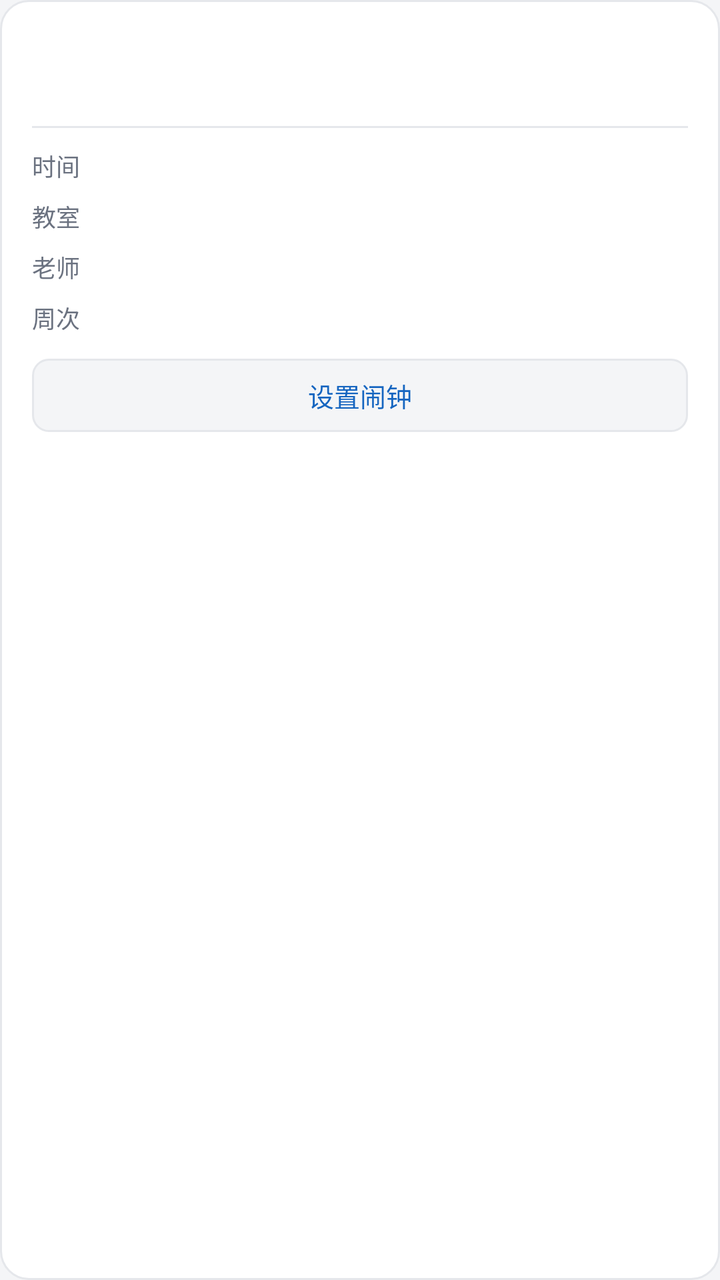
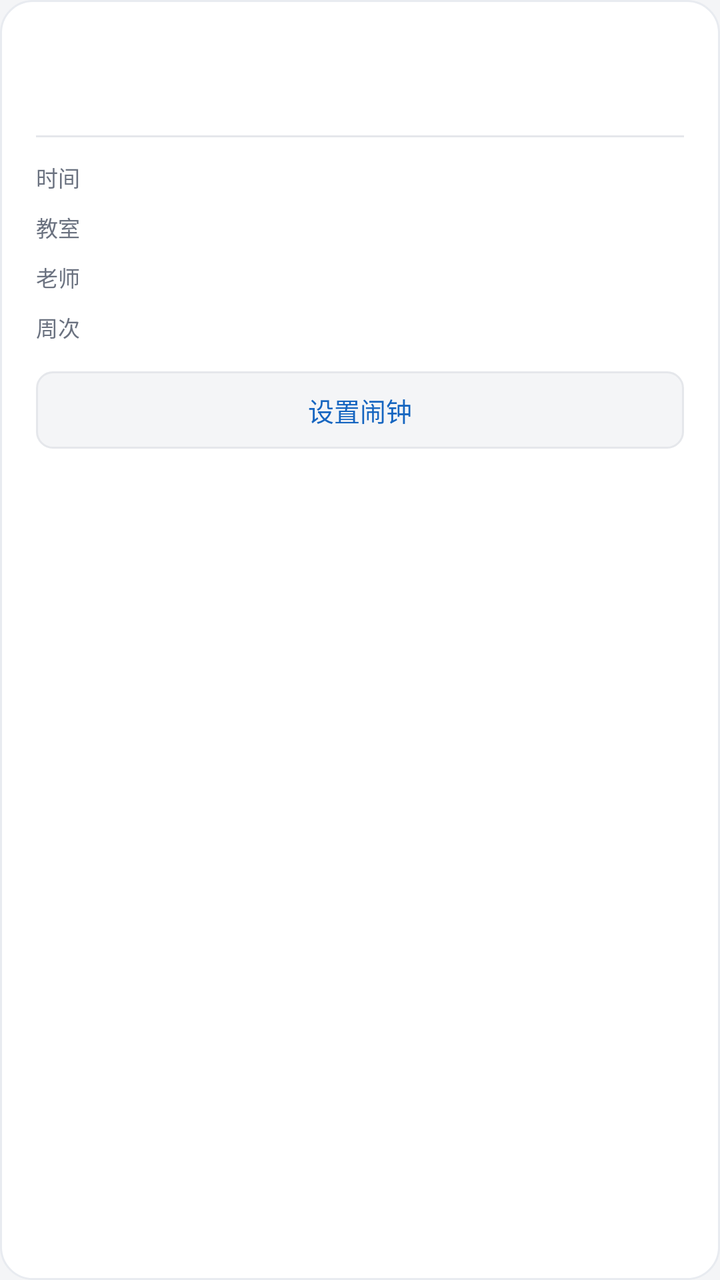

Before-and-after screenshots of an Android layout around one commit, followed by the original layout XML and the change that was made.
<!-- AndroidManifest.xml: application theme Theme.Timetable -->
<!-- res/layout/item_course_card.xml -->
<?xml version="1.0" encoding="utf-8"?>
<LinearLayout xmlns:android="http://schemas.android.com/apk/res/android"
    android:id="@+id/card"
    android:layout_width="match_parent"
    android:layout_height="wrap_content"
    android:layout_marginBottom="10dp"
    android:background="@drawable/bg_card"
    android:orientation="vertical"
    android:paddingHorizontal="16dp"
    android:paddingVertical="14dp">

    <LinearLayout
        android:layout_width="match_parent"
        android:layout_height="wrap_content"
        android:orientation="horizontal">

        <TextView
            android:id="@+id/tvName"
            android:layout_width="0dp"
            android:layout_height="wrap_content"
            android:layout_weight="1"
            android:ellipsize="end"
            android:includeFontPadding="false"
            android:maxLines="2"
            android:textColor="@color/text_primary"
            android:textSize="16sp"
            android:textStyle="bold" />

        
        <TextView
            android:id="@+id/tvBadge"
            android:layout_width="wrap_content"
            android:layout_height="wrap_content"
            android:layout_marginStart="8dp"
            android:background="@drawable/bg_duration_chip"
            android:includeFontPadding="false"
            android:paddingHorizontal="7dp"
            android:paddingVertical="3dp"
            android:textColor="?attr/accentColor"
            android:textSize="11sp"
            android:visibility="gone" />
    </LinearLayout>

    
    <TextView
        android:id="@+id/tvWhen"
        android:layout_width="match_parent"
        android:layout_height="wrap_content"
        android:layout_marginTop="4dp"
        android:includeFontPadding="false"
        android:textColor="?attr/accentColor"
        android:textSize="12sp" />

    <View
        android:layout_width="match_parent"
        android:layout_height="1dp"
        android:layout_marginTop="12dp"
        android:layout_marginBottom="2dp"
        android:background="@color/divider" />

    
    <LinearLayout
        android:layout_width="match_parent"
        android:layout_height="wrap_content"
        android:layout_marginTop="8dp"
        android:orientation="horizontal">

        <TextView
            android:layout_width="wrap_content"
            android:layout_height="wrap_content"
            android:includeFontPadding="false"
            android:text="时间"
            android:textColor="@color/text_secondary"
            android:textSize="12sp" />

        <TextView
            android:id="@+id/tvTime"
            android:layout_width="0dp"
            android:layout_height="wrap_content"
            android:layout_marginStart="16dp"
            android:layout_weight="1"
            android:includeFontPadding="false"
            android:textColor="@color/text_primary"
            android:textSize="13sp" />
    </LinearLayout>

    <LinearLayout
        android:id="@+id/rowPlace"
        android:layout_width="match_parent"
        android:layout_height="wrap_content"
        android:layout_marginTop="8dp"
        android:orientation="horizontal">

        <TextView
            android:layout_width="wrap_content"
            android:layout_height="wrap_content"
            android:includeFontPadding="false"
            android:text="教室"
            android:textColor="@color/text_secondary"
            android:textSize="12sp" />

        
        <TextView
            android:id="@+id/tvPlace"
            android:layout_width="0dp"
            android:layout_height="wrap_content"
            android:layout_marginStart="16dp"
            android:layout_weight="1"
            android:includeFontPadding="false"
            android:textColor="?attr/accentColor"
            android:textSize="13sp" />
    </LinearLayout>

    <LinearLayout
        android:id="@+id/rowTeacher"
        android:layout_width="match_parent"
        android:layout_height="wrap_content"
        android:layout_marginTop="8dp"
        android:orientation="horizontal">

        <TextView
            android:layout_width="wrap_content"
            android:layout_height="wrap_content"
            android:includeFontPadding="false"
            android:text="老师"
            android:textColor="@color/text_secondary"
            android:textSize="12sp" />

        <TextView
            android:id="@+id/tvTeacher"
            android:layout_width="0dp"
            android:layout_height="wrap_content"
            android:layout_marginStart="16dp"
            android:layout_weight="1"
            android:includeFontPadding="false"
            android:textColor="@color/text_primary"
            android:textSize="13sp" />
    </LinearLayout>

    <LinearLayout
        android:layout_width="match_parent"
        android:layout_height="wrap_content"
        android:layout_marginTop="8dp"
        android:orientation="horizontal">

        <TextView
            android:layout_width="wrap_content"
            android:layout_height="wrap_content"
            android:includeFontPadding="false"
            android:text="周次"
            android:textColor="@color/text_secondary"
            android:textSize="12sp" />

        <TextView
            android:id="@+id/tvWeeks"
            android:layout_width="0dp"
            android:layout_height="wrap_content"
            android:layout_marginStart="16dp"
            android:layout_weight="1"
            android:includeFontPadding="false"
            android:textColor="@color/text_primary"
            android:textSize="13sp" />
    </LinearLayout>

    
    <TextView
        android:id="@+id/btnAlarm"
        android:layout_width="match_parent"
        android:layout_height="wrap_content"
        android:layout_marginTop="12dp"
        android:background="@drawable/bg_prompt_box"
        android:gravity="center"
        android:includeFontPadding="false"
        android:paddingVertical="9dp"
        android:text="@string/alarm_set"
        android:textColor="?attr/accentColor"
        android:textSize="13sp" />

</LinearLayout>
<!-- resources referenced by this layout -->
<resources>
  <color name="divider">#E5E7EB</color>
  <color name="text_primary">#16181C</color>
  <color name="text_secondary">#6B7280</color>
  <!-- drawable bg_card (drawable) -->
  <?xml version="1.0" encoding="utf-8"?>
  <shape xmlns:android="http://schemas.android.com/apk/res/android"
      android:shape="rectangle">
      <solid android:color="@color/card_bg" />
      <corners android:radius="14dp" />
      <stroke
          android:width="1dp"
          android:color="@color/divider" />
  </shape>
  <!-- drawable bg_duration_chip (drawable) -->
  <?xml version="1.0" encoding="utf-8"?>
  <shape xmlns:android="http://schemas.android.com/apk/res/android"
      android:shape="rectangle">
      <solid android:color="@color/app_bg" />
      <corners android:radius="9dp" />
  </shape>
  <!-- drawable bg_prompt_box (drawable) -->
  <?xml version="1.0" encoding="utf-8"?>
  <shape xmlns:android="http://schemas.android.com/apk/res/android"
      android:shape="rectangle">
      <solid android:color="@color/app_bg" />
      <corners android:radius="8dp" />
      <stroke
          android:width="1dp"
          android:color="@color/divider" />
  </shape>
  <string name="alarm_set">设置闹钟</string>
  <style name="Theme.Timetable" parent="Theme.Material3.DayNight.NoActionBar">
          <item name="android:windowBackground">@color/app_bg</item>
  
          
          <item name="accentColor">@color/accent_blue</item>
          <item name="accentSoftColor">@color/accent_soft_blue</item>
  
          
          <item name="colorPrimary">@color/accent_blue</item>
      </style>
  <color name="card_bg">#FFFFFF</color>
  <color name="app_bg">#F4F5F7</color>
  <color name="accent_blue">#1565C0</color>
  <color name="accent_soft_blue">#E3F0FC</color>
</resources>

<!-- the commit's change to res/layout/item_course_card.xml (unified diff, before → after) -->
@@ -6,8 +6,8 @@
     android:layout_marginBottom="10dp"
     android:background="@drawable/bg_card"
     android:orientation="vertical"
-    android:paddingHorizontal="16dp"
-    android:paddingVertical="14dp">
+    android:paddingHorizontal="18dp"
+    android:paddingVertical="16dp">
 
     <LinearLayout
         android:layout_width="match_parent"
@@ -20,11 +20,11 @@
             android:layout_height="wrap_content"
             android:layout_weight="1"
             android:ellipsize="end"
+            android:fontFamily="sans-serif-medium"
             android:includeFontPadding="false"
             android:maxLines="2"
             android:textColor="@color/text_primary"
-            android:textSize="16sp"
-            android:textStyle="bold" />
+            android:textSize="17sp" />
 
         
         <TextView
@@ -34,7 +34,7 @@
             android:layout_marginStart="8dp"
             android:background="@drawable/bg_duration_chip"
             android:includeFontPadding="false"
-            android:paddingHorizontal="7dp"
+            android:paddingHorizontal="8dp"
             android:paddingVertical="3dp"
             android:textColor="?attr/accentColor"
             android:textSize="11sp"
@@ -54,7 +54,7 @@
     <View
         android:layout_width="match_parent"
         android:layout_height="1dp"
-        android:layout_marginTop="12dp"
+        android:layout_marginTop="14dp"
         android:layout_marginBottom="2dp"
         android:background="@color/divider" />
 
@@ -62,7 +62,7 @@
     <LinearLayout
         android:layout_width="match_parent"
         android:layout_height="wrap_content"
-        android:layout_marginTop="8dp"
+        android:layout_marginTop="10dp"
         android:orientation="horizontal">
 
         <TextView
@@ -71,7 +71,7 @@
             android:includeFontPadding="false"
             android:text="时间"
             android:textColor="@color/text_secondary"
-            android:textSize="12sp" />
+            android:textSize="11sp" />
 
         <TextView
             android:id="@+id/tvTime"
@@ -81,14 +81,14 @@
             android:layout_weight="1"
             android:includeFontPadding="false"
             android:textColor="@color/text_primary"
-            android:textSize="13sp" />
+            android:textSize="12.5sp" />
     </LinearLayout>
 
     <LinearLayout
         android:id="@+id/rowPlace"
         android:layout_width="match_parent"
         android:layout_height="wrap_content"
-        android:layout_marginTop="8dp"
+        android:layout_marginTop="9dp"
         android:orientation="horizontal">
 
         <TextView
@@ -97,7 +97,7 @@
             android:includeFontPadding="false"
             android:text="教室"
             android:textColor="@color/text_secondary"
-            android:textSize="12sp" />
+            android:textSize="11sp" />
 
         
         <TextView
@@ -108,14 +108,14 @@
             android:layout_weight="1"
             android:includeFontPadding="false"
             android:textColor="?attr/accentColor"
-            android:textSize="13sp" />
+            android:textSize="12.5sp" />
     </LinearLayout>
 
     <LinearLayout
         android:id="@+id/rowTeacher"
         android:layout_width="match_parent"
         android:layout_height="wrap_content"
-        android:layout_marginTop="8dp"
+        android:layout_marginTop="9dp"
         android:orientation="horizontal">
 
         <TextView
@@ -124,7 +124,7 @@
             android:includeFontPadding="false"
             android:text="老师"
             android:textColor="@color/text_secondary"
-            android:textSize="12sp" />
+            android:textSize="11sp" />
 
         <TextView
             android:id="@+id/tvTeacher"
@@ -134,22 +134,23 @@
             android:layout_weight="1"
             android:includeFontPadding="false"
             android:textColor="@color/text_primary"
-            android:textSize="13sp" />
-    </LinearLayout>
-
-    <LinearLayout
-        android:layout_width="match_parent"
-        android:layout_height="wrap_content"
-        android:layout_marginTop="8dp"
-        android:orientation="horizontal">
-
-        <TextView
+            android:textSize="12.5sp" />
+    </LinearLayout>
+
+    <LinearLayout
+        android:layout_width="match_parent"
+        android:layout_height="wrap_content"
+        android:layout_marginTop="9dp"
+        android:orientation="horizontal">
+
+        <TextView
+            android:id="@+id/tvWeeksLabel"
             android:layout_width="wrap_content"
             android:layout_height="wrap_content"
             android:includeFontPadding="false"
             android:text="周次"
             android:textColor="@color/text_secondary"
-            android:textSize="12sp" />
+            android:textSize="11sp" />
 
         <TextView
             android:id="@+id/tvWeeks"
@@ -159,7 +160,35 @@
             android:layout_weight="1"
             android:includeFontPadding="false"
             android:textColor="@color/text_primary"
-            android:textSize="13sp" />
+            android:textSize="12.5sp" />
+    </LinearLayout>
+
+    
+    <LinearLayout
+        android:id="@+id/rowNote"
+        android:layout_width="match_parent"
+        android:layout_height="wrap_content"
+        android:layout_marginTop="9dp"
+        android:orientation="horizontal"
+        android:visibility="gone">
+
+        <TextView
+            android:layout_width="wrap_content"
+            android:layout_height="wrap_content"
+            android:includeFontPadding="false"
+            android:text="备注"
+            android:textColor="@color/text_secondary"
+            android:textSize="11sp" />
+
+        <TextView
+            android:id="@+id/tvNote"
+            android:layout_width="0dp"
+            android:layout_height="wrap_content"
+            android:layout_marginStart="16dp"
+            android:layout_weight="1"
+            android:includeFontPadding="false"
+            android:textColor="@color/text_secondary"
+            android:textSize="12.5sp" />
     </LinearLayout>
 
     
@@ -167,11 +196,11 @@
         android:id="@+id/btnAlarm"
         android:layout_width="match_parent"
         android:layout_height="wrap_content"
-        android:layout_marginTop="12dp"
+        android:layout_marginTop="14dp"
         android:background="@drawable/bg_prompt_box"
         android:gravity="center"
         android:includeFontPadding="false"
-        android:paddingVertical="9dp"
+        android:paddingVertical="10dp"
         android:text="@string/alarm_set"
         android:textColor="?attr/accentColor"
         android:textSize="13sp" />
<!-- resource entries referenced after the edit -->
@@ -8,17 +8,17 @@
   <shape xmlns:android="http://schemas.android.com/apk/res/android"
       android:shape="rectangle">
       <solid android:color="@color/card_bg" />
-      <corners android:radius="14dp" />
+      <corners android:radius="@dimen/card_radius" />
       <stroke
           android:width="1dp"
-          android:color="@color/divider" />
+          android:color="@color/card_stroke" />
   </shape>
   <!-- drawable bg_duration_chip (drawable) -->
   <?xml version="1.0" encoding="utf-8"?>
   <shape xmlns:android="http://schemas.android.com/apk/res/android"
       android:shape="rectangle">
-      <solid android:color="@color/app_bg" />
-      <corners android:radius="9dp" />
+      <solid android:color="@color/chip_bg" />
+      <corners android:radius="10dp" />
   </shape>
   <!-- drawable bg_prompt_box (drawable) -->
   <?xml version="1.0" encoding="utf-8"?>
@@ -34,16 +34,30 @@
   <style name="Theme.Timetable" parent="Theme.Material3.DayNight.NoActionBar">
           <item name="android:windowBackground">@color/app_bg</item>
   
-          
           <item name="accentColor">@color/accent_blue</item>
           <item name="accentSoftColor">@color/accent_soft_blue</item>
   
-          
           <item name="colorPrimary">@color/accent_blue</item>
+          <item name="colorOnPrimary">@color/on_accent</item>
+          <item name="colorPrimaryContainer">@color/accent_soft_blue</item>
+          <item name="colorOnPrimaryContainer">@color/accent_blue</item>
+  
+          <item name="colorSecondary">@color/accent_blue</item>
+          <item name="colorOnSecondary">@color/on_accent</item>
+  
+          <item name="colorSecondaryContainer">@color/accent_soft_blue</item>
+          <item name="colorOnSecondaryContainer">@color/accent_blue</item>
+  
+          <item name="colorAccent">@color/accent_blue</item>
+          <item name="android:colorControlActivated">@color/accent_blue</item>
       </style>
   <color name="card_bg">#FFFFFF</color>
+  <dimen name="card_radius">16dp</dimen>
+  <color name="card_stroke">#E8EBF0</color>
+  <color name="chip_bg">#F1F3F7</color>
   <color name="app_bg">#F4F5F7</color>
   <color name="accent_blue">#1565C0</color>
   <color name="accent_soft_blue">#E3F0FC</color>
+  <color name="on_accent">#FFFFFF</color>
 </resources>
 
